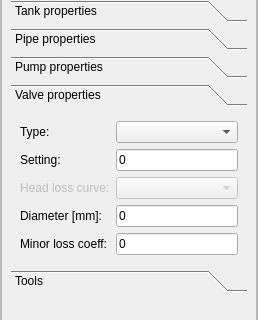
Qt form qepanet_dockwidget_base.ui (aecforge/QEPANET) before a commit; both pictures show x 0 to 258 and y 249 to 569 of the 258 by 684 pixel window.
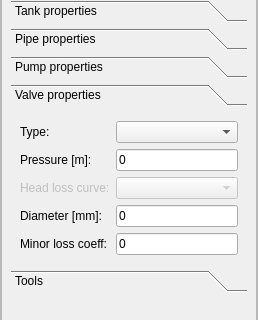
The same form after that commit. The open tabs and pages were chosen to show the change.

Diff of the .ui file:
```diff
--- a/qepanet_dockwidget_base.ui
+++ b/qepanet_dockwidget_base.ui
@@ -769,7 +769,7 @@
                <item row="1" column="0">
                 <widget class="QLabel" name="lbl_valve_setting">
                  <property name="text">
-                  <string>Setting:</string>
+                  <string>Pressure [m]:</string>
                  </property>
                 </widget>
                </item>
```
Left out of the diff: 2 changed lines with no effect on the pictures.
